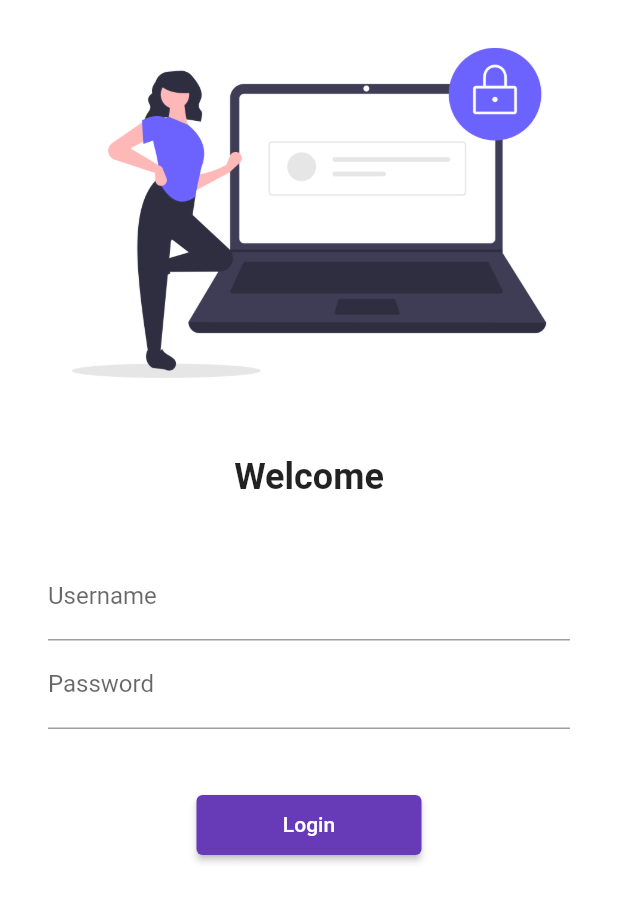
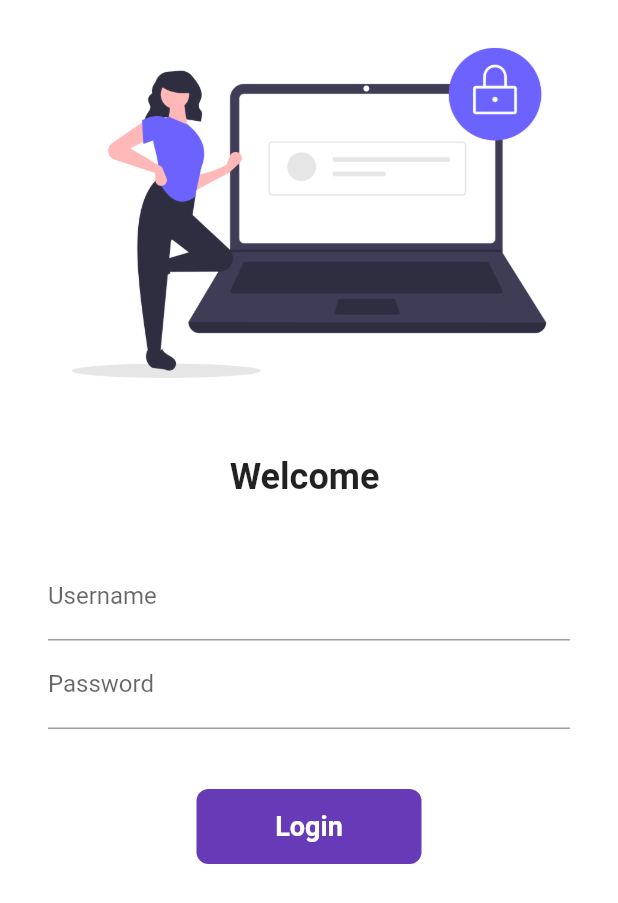
Before and after one commit to JayGandhi1709/Flutter-30-Days, a Flutter app: the screen it shows after launch, on a phone screen of 412 x 824 dp. Shown: the top 903 px of the screen. Run offline on Flutter 3.47's test engine with Material 2 defaults, Android fonts, the phone set to English and light mode, and no system bars; our stand-ins replace google_fonts.

Commit message:
Day 7 Completed

```diff
--- a/lib/pages/login_page.dart
+++ b/lib/pages/login_page.dart
@@ -7,6 +7,9 @@ class LoginPage extends StatefulWidget {
 }
 
 class _LoginPageState extends State<LoginPage> {
+  String name = "";
+  bool ChangeButton = false;
+
   @override
   Widget build(BuildContext context) {
     return Material(
@@ -22,7 +25,7 @@ class _LoginPageState extends State<LoginPage> {
               height: 20.0,
             ),
             Text(
-              "Welcome",
+              "Welcome $name",
               style: TextStyle(fontSize: 24, fontWeight: FontWeight.bold),
             ),
             SizedBox(
@@ -35,23 +38,67 @@ class _LoginPageState extends State<LoginPage> {
                 children: [
                   TextFormField(
                     decoration: InputDecoration(
-                        hintText: "Enter username", labelText: "Username"),
+                      hintText: "Enter username",
+                      labelText: "Username",
+                    ),
+                    onChanged: (value) {
+                      name = value;
+                      setState(() {});
+                    },
                   ),
                   TextFormField(
                     obscureText: true,
                     decoration: InputDecoration(
-                        hintText: "Enter password", labelText: "Password"),
+                      hintText: "Enter password",
+                      labelText: "Password",
+                    ),
                   ),
                   SizedBox(
                     height: 40.0,
                   ),
-                  ElevatedButton(
-                    child: Text("Login"),
-                    style: TextButton.styleFrom(minimumSize: Size(150, 40)),
-                    onPressed: () {
+
+                  InkWell(
+                    onTap: () async {
+                      setState(() {
+                        ChangeButton = true;
+                      });
+                      await Future.delayed(Duration(seconds: 1));
                       Navigator.pushNamed(context, MyRoutes.homeRoute);
                     },
+                    child: AnimatedContainer(
+                      duration: Duration(seconds: 1),
+                      width: ChangeButton ? 50 : 150,
+                      height: 50,
+                      alignment: Alignment.center,
+                      child: ChangeButton
+                          ? Icon(
+                              Icons.done,
+                              color: Colors.white,
+                            )
+                          : Text(
+                              "Login",
+                              style: TextStyle(
+                                color: Colors.white,
+                                fontWeight: FontWeight.bold,
+                                fontSize: 18,
+                              ),
+                            ),
+                      decoration: BoxDecoration(
+                          color: Colors.deepPurple,
+                          // shape: ChangeButton
+                          //     ? BoxShape.circle
+                          //     : BoxShape.rectangle,
+                          borderRadius:
+                              BorderRadius.circular(ChangeButton ? 50 : 8)),
+                    ),
                   ),
+                  // ElevatedButton(
+                  //   child: Text("Login"),
+                  //   style: TextButton.styleFrom(minimumSize: Size(150, 40)),
+                  //   onPressed: () {
+                  //     Navigator.pushNamed(context, MyRoutes.homeRoute);
+                  //   },
+                  // ),
                 ],
               ),
             )
```
